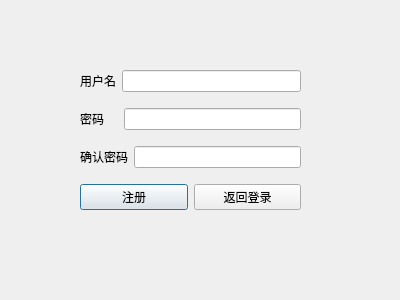
Above: registerdialog.ui from NUM-1111/QT_mainsystem before the change. Below: the same form after it.
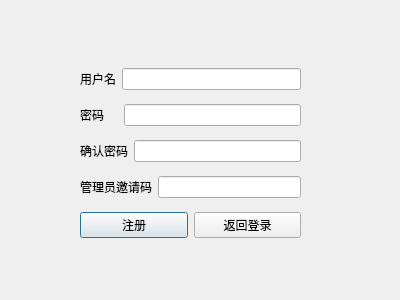
That is the form after the change.

```diff
--- a/registerdialog.ui
+++ b/registerdialog.ui
@@ -19,7 +19,7 @@
      <x>80</x>
      <y>60</y>
      <width>221</width>
-     <height>161</height>
+     <height>191</height>
     </rect>
    </property>
    <layout class="QVBoxLayout" name="registerwidget">
@@ -65,6 +65,20 @@
       </item>
      </layout>
     </item>
+    <item>
+     <layout class="QHBoxLayout" name="inviteCodeLayout">
+      <item>
+       <widget class="QLabel" name="inviteCodeLabel">
+        <property name="text">
+         <string>管理员邀请码</string>
+        </property>
+       </widget>
+      </item>
+      <item>
+       <widget class="QLineEdit" name="inviteCodeInput"/>
+      </item>
+     </layout>
+    </item>
     <item>
      <layout class="QHBoxLayout" name="btnlayout">
       <item>
```
